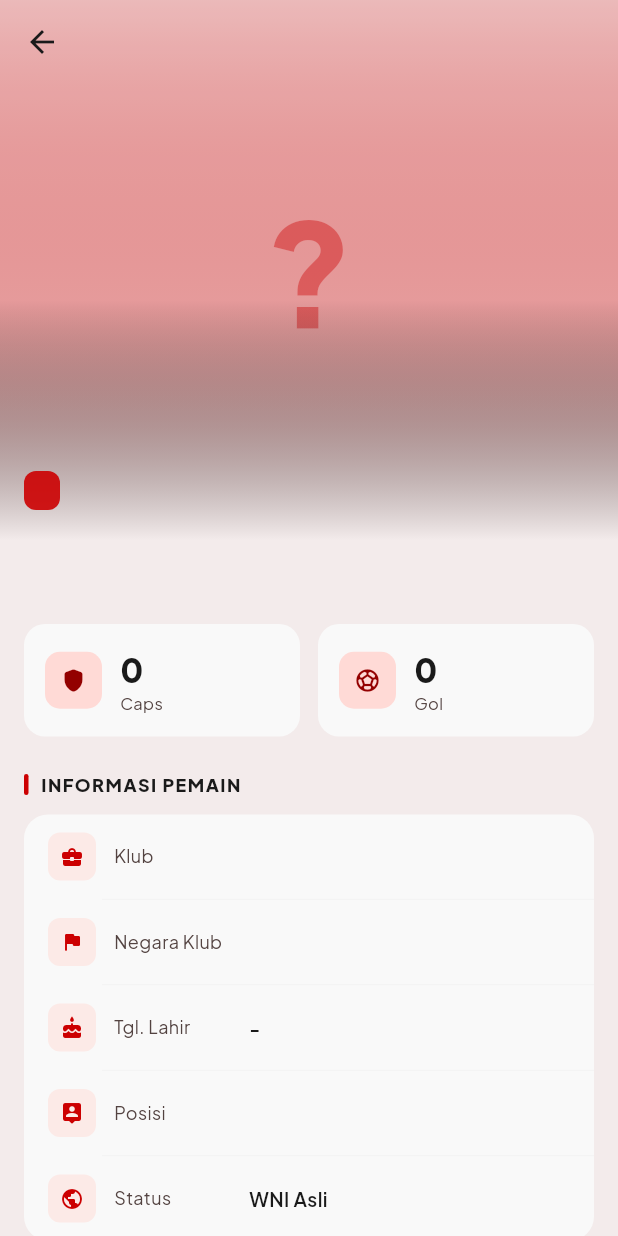
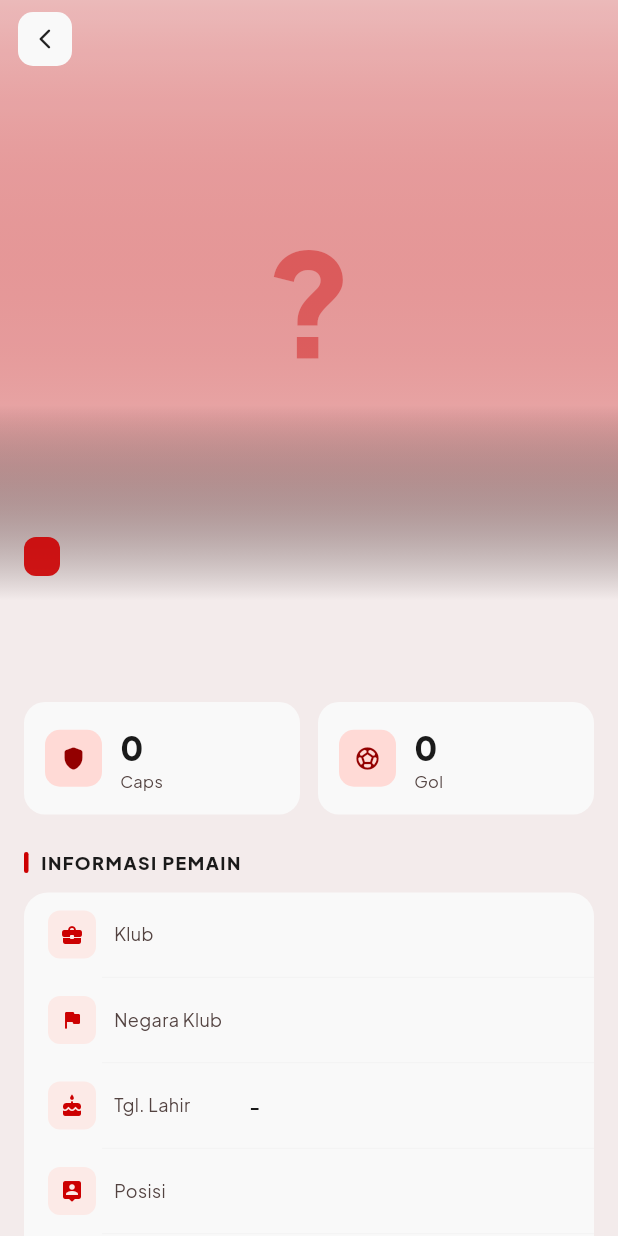
Before and after one commit to dlifad/garudahub, a Flutter app: the PlayerDetailScreen screen opened directly with empty values, on a phone screen of 412 x 824 dp. Run offline on Flutter 3.47's test engine with Material 3 defaults, Android fonts, the phone set to English and light mode, and no system bars; our stand-ins replace audioplayers, cached_network_image, flutter_local_notifications, flutter_secure_storage, geolocator, google_fonts and 10 more; accounts and stored records are empty; network calls fail.

Commit message:
revisi ui dashboard,match,squadplayer

```diff
--- a/lib/features/player/screens/player_detail_screen.dart
+++ b/lib/features/player/screens/player_detail_screen.dart
@@ -26,17 +26,18 @@ class PlayerDetailScreen extends StatelessWidget {
 
     return Scaffold(
       backgroundColor: pageBg,
+      extendBodyBehindAppBar: true,
       body: CustomScrollView(
         slivers: [
-          // ── Hero foto ────────────────────────────────────
-          SliverAppBar(
-            expandedHeight: 360,
-            pinned: true,
-            backgroundColor: pageBg,
-            surfaceTintColor: cs.surfaceTint,
-            flexibleSpace: FlexibleSpaceBar(
-              collapseMode: CollapseMode.parallax,
-              background: Stack(
+          SliverToBoxAdapter(
+            child: Column(
+              crossAxisAlignment: CrossAxisAlignment.start,
+              children: [
+                // ── Foto hero ─────────────────────────
+                SizedBox(
+                  height: 400,
+                  width: double.infinity,
+                  child: Stack(
                     fit: StackFit.expand,
                     children: [
                       // Tint background warna posisi
@@ -49,7 +50,6 @@ class PlayerDetailScreen extends StatelessWidget {
                           ),
                         ),
                       ),
-
                       // Foto
                       if (_resolvePhotoUrl(player.photoUrl) != null)
                         CachedNetworkImage(
@@ -67,30 +67,32 @@ class PlayerDetailScreen extends StatelessWidget {
                       else
                         _HeroFallback(name: player.name, color: col),
 
-                  // Gradient fade ke surface di bawah
+                      // Gradient fade bawah
                       Positioned(
                         bottom: 0,
                         left: 0,
                         right: 0,
                         child: Container(
-                      height: 160,
+                          height: 130, // dari 220 → jauh lebih pendek
                           decoration: BoxDecoration(
                             gradient: LinearGradient(
                               begin: Alignment.bottomCenter,
                               end: Alignment.topCenter,
-                          colors: [pageBg, Colors.transparent],
+                              colors: [
+                                pageBg, // opaque penuh di paling bawah
+                                Colors
+                                    .transparent, // langsung transparent, tanpa stops tengah
+                              ],
                             ),
                           ),
                         ),
                       ),
 
-                  // Badge posisi + naturalisasi — sejajar dengan body (16px)
+                      // Badge POSISI — kiri bawah foto
                       Positioned(
-                    bottom: 20,
-                    left: AppSpacing.base, // 16px — dari hardcode 20
-                    child: Row(
-                      children: [
-                        Container(
+                        bottom: 16,
+                        left: AppSpacing.base,
+                        child: Container(
                           padding: const EdgeInsets.symmetric(
                             horizontal: 12,
                             vertical: 5,
@@ -108,57 +110,74 @@ class PlayerDetailScreen extends StatelessWidget {
                             ),
                           ),
                         ),
-                        if (player.isNaturalized) ...[
-                          const SizedBox(width: AppSpacing.sm),
-                          Container(
+                      ),
+
+                      // Badge NATURALISASI — kanan bawah foto
+                      if (player.isNaturalized)
+                        Positioned(
+                          bottom: 16,
+                          right: AppSpacing.base,
+                          child: Container(
                             padding: const EdgeInsets.symmetric(
                               horizontal: 10,
                               vertical: 5,
                             ),
                             decoration: BoxDecoration(
-                              color: const Color(0xFFD4AF37).withOpacity(0.15),
-                              border: Border.all(
-                                color: const Color(0xFFD4AF37),
-                              ),
+                              color: const Color(0xFF8B6914),
                               borderRadius: BorderRadius.circular(8),
                             ),
-                            child: const Text(
-                              '🌍 Naturalisasi',
+                            child: const Row(
+                              mainAxisSize: MainAxisSize.min,
+                              children: [
+                                Text('🌍', style: TextStyle(fontSize: 11)),
+                                SizedBox(width: 4),
+                                Text(
+                                  'Naturalisasi',
                                   style: TextStyle(
-                                fontSize: 10,
-                                fontWeight: FontWeight.w700,
-                                color: Color(0xFFD4AF37),
-                              ),
-                            ),
-                          ),
-                        ],
-                      ],
+                                    fontSize: 11,
+                                    fontWeight: FontWeight.w800,
+                                    color: Colors.white,
                                   ),
                                 ),
                               ],
                             ),
                           ),
                         ),
-
-          // ── Body ──────────────────────────────────────────
-          SliverToBoxAdapter(
+                      Positioned(
+                        top: MediaQuery.of(context).padding.top + 8,
+                        left: 12,
+                        child: GestureDetector(
+                          onTap: () => Navigator.pop(context),
                           child: Container(
+                            width: 36,
+                            height: 36,
                             decoration: BoxDecoration(
-                color: pageBg,
-                borderRadius: const BorderRadius.vertical(
-                  top: Radius.circular(24),
+                              color: cs.surfaceContainerHighest,
+                              borderRadius: BorderRadius.circular(10),
+                            ),
+                            child: const Icon(
+                              Icons.arrow_back_ios_new_rounded,
+                              size: 16,
                             ),
                           ),
-              child: Padding(
+                        ),
+                      ),
+                    ],
+                  ),
+                ),
+
+                // ── Konten — langsung di bawah foto, NO overlap ───────
+                Padding(
                   padding: const EdgeInsets.fromLTRB(
-                AppSpacing.base, // 16px — dari base+xs (20px)
-                AppSpacing.xs,
-                AppSpacing.base, // 16px
+                    AppSpacing.base,
+                    AppSpacing.sm,
+                    AppSpacing.base,
                     AppSpacing.xxl + AppSpacing.sm,
                   ),
                   child: Column(
                     crossAxisAlignment: CrossAxisAlignment.start,
                     children: [
+                      SizedBox(height: AppSpacing.sm),
                       // Nama + nickname
                       Text(
                         player.name.toUpperCase(),
@@ -169,7 +188,9 @@ class PlayerDetailScreen extends StatelessWidget {
                       ),
                       if (player.nickname?.isNotEmpty == true)
                         Padding(
-                      padding: const EdgeInsets.only(top: AppSpacing.xs - 2),
+                          padding: const EdgeInsets.only(
+                            top: AppSpacing.xs - 2,
+                          ),
                           child: Text(
                             '"${player.nickname}"',
                             style: tt.bodyMedium?.copyWith(
@@ -283,6 +304,7 @@ class PlayerDetailScreen extends StatelessWidget {
                     ],
                   ),
                 ),
+              ],
             ),
           ),
         ],
@@ -313,7 +335,7 @@ class PlayerDetailScreen extends StatelessWidget {
         'Des',
       ];
       final age = DateTime.now().year - dt.year;
-      return '${dt.day} ${m[dt.month]} ${dt.year}  •  $age tahun';
+      return '${dt.day} ${m[dt.month]} ${dt.year} • $age tahun';
     } catch (_) {
       return raw;
     }
@@ -328,7 +350,7 @@ class PlayerDetailScreen extends StatelessWidget {
   }
 }
 
-// ── Sub-widgets ──────────────────────────────────────────────────────────────────
+// ── Sub-widgets ──────────────────────────────────────────────────────────
 
 class _HeroFallback extends StatelessWidget {
   final String name;
@@ -422,7 +444,7 @@ class _InfoRow extends StatelessWidget {
   Widget build(BuildContext context) {
     return Padding(
       padding: const EdgeInsets.symmetric(
-        horizontal: AppSpacing.base, // 16px — konsisten
+        horizontal: AppSpacing.base,
         vertical: AppSpacing.md,
       ),
       child: Row(
```
Lines whose indentation alone changed are shown as unchanged.
